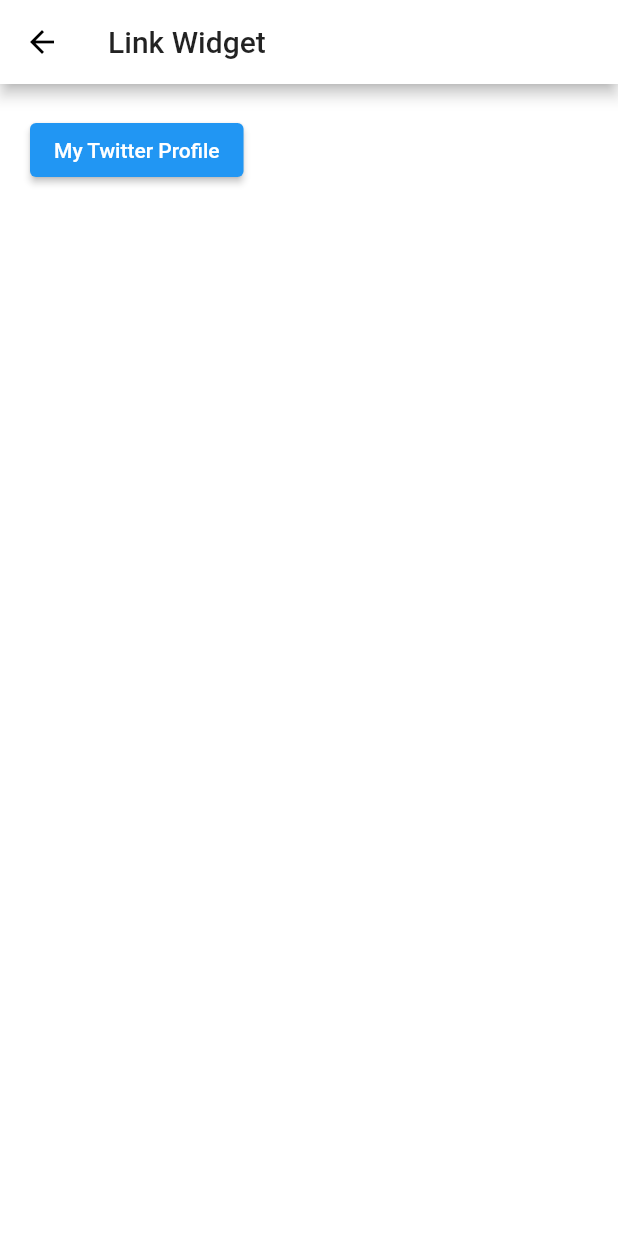
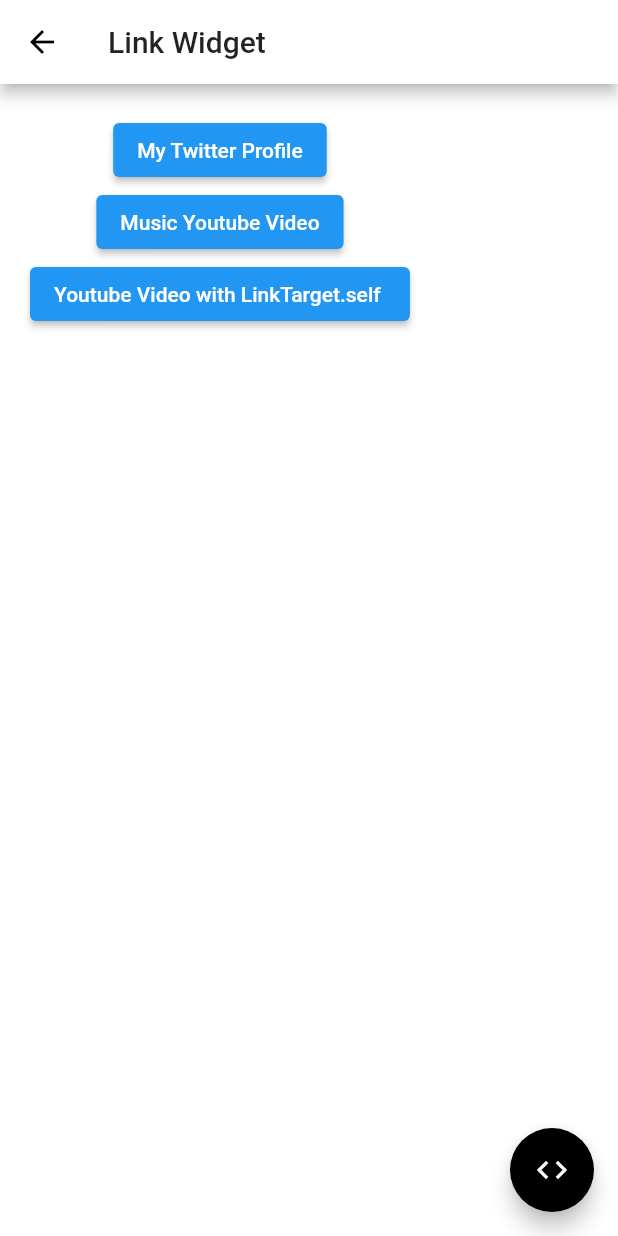
Before and after one commit to ketanvishwakarma/flutter_widgets_by_kdevigner, a Flutter app: the screen it shows after launch, after a tap on "Link", on a phone screen of 412 x 824 dp. Run offline on Flutter 3.47's test engine with Material 2 defaults, Android fonts, the light colour scheme and no system bars.

Commit message:
Link Widget

```diff
--- a/lib/main.dart
+++ b/lib/main.dart
@@ -48,6 +48,11 @@
   }
 }
 
+
+String baseUrl = 'https://github.com/ketanvishwakarma/flutter_widgets_by_kdevigner/blob/main/lib/widget_';
+
+List _listOfWidgets = ['Link'];
+
 class MyHomePage extends StatefulWidget {
   MyHomePage({Key key, this.title}) : super(key: key);
 
@@ -58,10 +63,6 @@
 }
 
 class _MyHomePageState extends State<MyHomePage> {
-  String baseUrl =
-      'https://github.com/ketanvishwakarma/flutter_widgets_by_kdevigner/blob/master/lib/widget_';
-
-  List _listOfWidgets = ['Link', 'main'];
 
   void _showWidget(String name) {
     if (name == 'Link')
@@ -74,7 +75,6 @@
 
   @override
   Widget build(BuildContext context) {
-    //var themeData = Theme.of(context).copyWith(scaffoldBackgroundColor: Colors.black87);
     return Scaffold(
         appBar: AppBar(
           title: Center(child: Text('List of Widgets')),
@@ -102,10 +102,8 @@
                           (e) => Container(
                             padding: EdgeInsets.only(left: 10),
                             child: Link(
-                              target: LinkTarget.self,
-                              uri: Uri.parse(baseUrl +
-                                  e.toString().toLowerCase() +
-                                  '.dart'),
+                              target: LinkTarget.blank,
+                              uri: Uri.parse('https://www.youtube.com/watch?v=ujlqRTJg48g'),
                               builder: (BuildContext context,
                                   Future<void> Function() followLink) {
                                 return ElevatedButton(
@@ -116,9 +114,6 @@
                                       followLink();
                                     },
                                     onPressed: () {
-                                      setState(() {
-
-                                      });
                                       _showWidget(e);
                                     },
                                     child: Text(
--- a/lib/widget_link.dart
+++ b/lib/widget_link.dart
@@ -1,5 +1,7 @@
 import 'package:flutter/material.dart';
 import 'package:url_launcher/link.dart';
+
+import 'main.dart';
 
 class WidgetLink extends StatefulWidget {
   @override
@@ -7,23 +9,59 @@
 }
 
 class _WidgetLinkState extends State<WidgetLink> {
-
   @override
   Widget build(BuildContext context) {
     return Scaffold(
         appBar: AppBar(title: Text("Link Widget")),
         body: Container(
           padding: EdgeInsets.all(20),
-        child: Link(
+          child: Column(
+            children: [
+              Link(
                 uri: Uri.parse('https://twitter.com/KDevigner/'),
                 target: LinkTarget.blank,
                 builder: (context, followLink) {
-            return ElevatedButton(onPressed: () {
+                  return ElevatedButton(
+                      onPressed: () {
                         followLink();
-            }, child: Text('My Twitter Profile'));
+                      },
+                      child: Text('My Twitter Profile'));
                 },
               ),
+              Link(
+                uri: Uri.parse('https://www.youtube.com/watch?v=kMoWwAH24tE'),
+                target: LinkTarget.blank,
+                builder: (context, followLink) {
+                  return ElevatedButton(
+                      onPressed: () {
+                        followLink();
+                      },
+                      child: Text('Music Youtube Video'));
+                },
               ),
-    );
+              Link(
+                uri: Uri.parse('https://www.youtube.com/watch?v=kMoWwAH24tE'),
+                target: LinkTarget.self,
+                builder: (context, followLink) {
+                  return ElevatedButton(
+                      onPressed: () {
+                        followLink();
+                      },
+                      child: Text('Youtube Video with LinkTarget.self '));
+                },
+              ),
+            ],
+          ),
+        ),
+        floatingActionButton: Link(
+            target: LinkTarget.self,
+            uri: Uri.parse(baseUrl + 'link.dart'),
+            builder: (context, followLink) {
+              return FloatingActionButton(
+                  onPressed: () {
+                    followLink();
+                  },
+                  child: Icon(Icons.code));
+            }));
   }
 }
```
Lines whose indentation alone changed are shown as unchanged.
